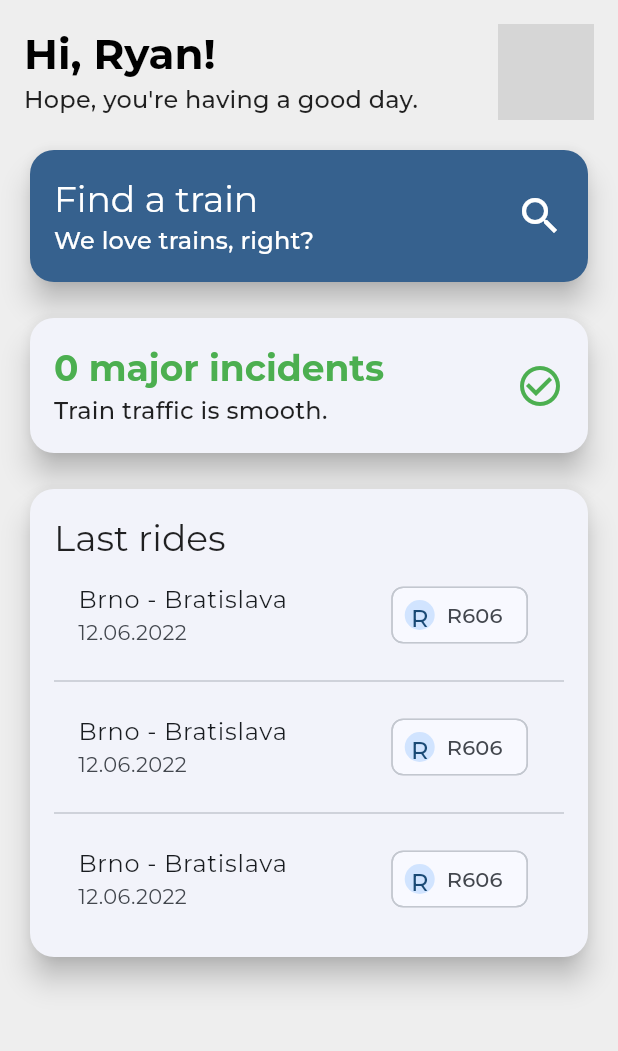
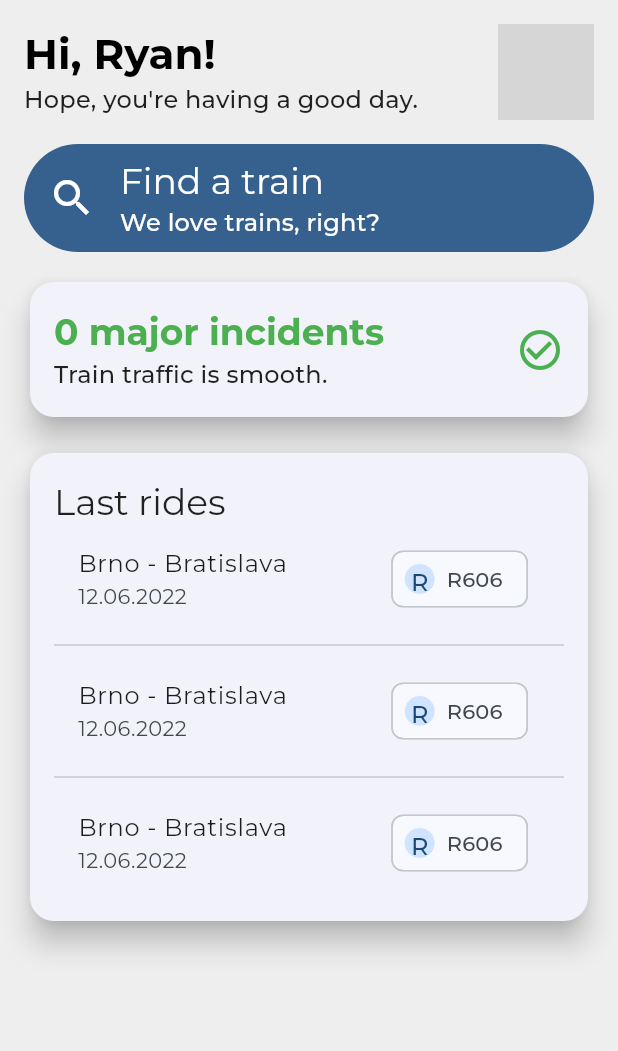
Before and after one commit to yardexx/Tranvel, a Flutter app: the screen it shows after launch, on a phone screen of 412 x 824 dp, the part 84-1135 px from its top. Run offline on Flutter 3.47's test engine with Material 2 defaults, Android fonts, the light colour scheme and no system bars; our stand-ins replace bloc, equatable, flutter_bloc, google_fonts; network calls fail; grey boxes are pictures that could not be loaded.

Commit message:
style: Changed from Card to ElevatedButton

```diff
--- a/lib/home/widgets/search_card.dart
+++ b/lib/home/widgets/search_card.dart
@@ -10,37 +10,39 @@ class SearchCard extends StatelessWidget {
   Widget build(BuildContext context) {
     final theme = Theme.of(context);
 
-    return Card(
-      color: theme.primaryColor,
-      child: InkWell(
-        onTap: () => Navigator.of(context).push(SearchPage.route()),
-        child: Padding(
-          padding: const EdgeInsets.all(16),
+    return ElevatedButton.icon(
+      style: ElevatedButton.styleFrom(
+        onPrimary: Theme.of(context).colorScheme.onPrimary,
+        primary: Theme.of(context).colorScheme.primary,
+      ).copyWith(
+        elevation: ButtonStyleButton.allOrNull(0),
+      ),
+      onPressed: () => Navigator.of(context).push(SearchPage.route()),
+      icon: const Icon(
+        Icons.search,
+        size: 32,
+        color: Colors.white,
+      ),
+      label: Padding(
+        padding: const EdgeInsets.all(8),
         child: Row(
-            mainAxisAlignment: MainAxisAlignment.spaceBetween,
           children: [
             Column(
               crossAxisAlignment: CrossAxisAlignment.start,
               children: [
                 Text(
                   'Find a train',
-                    style: theme.textTheme.headline5
-                        ?.copyWith(color: Colors.white),
+                  style:
+                      theme.textTheme.headline5?.copyWith(color: Colors.white),
                 ),
                 Text(
                   'We love trains, right?',
-                    style: theme.textTheme.subtitle1
-                        ?.copyWith(color: Colors.white),
+                  style:
+                      theme.textTheme.subtitle1?.copyWith(color: Colors.white),
                 )
               ],
             ),
-              const Icon(
-                Icons.search,
-                size: 32,
-                color: Colors.white,
-              ),
           ],
-          ),
         ),
       ),
     );
```
Lines whose indentation alone changed are shown as unchanged.
